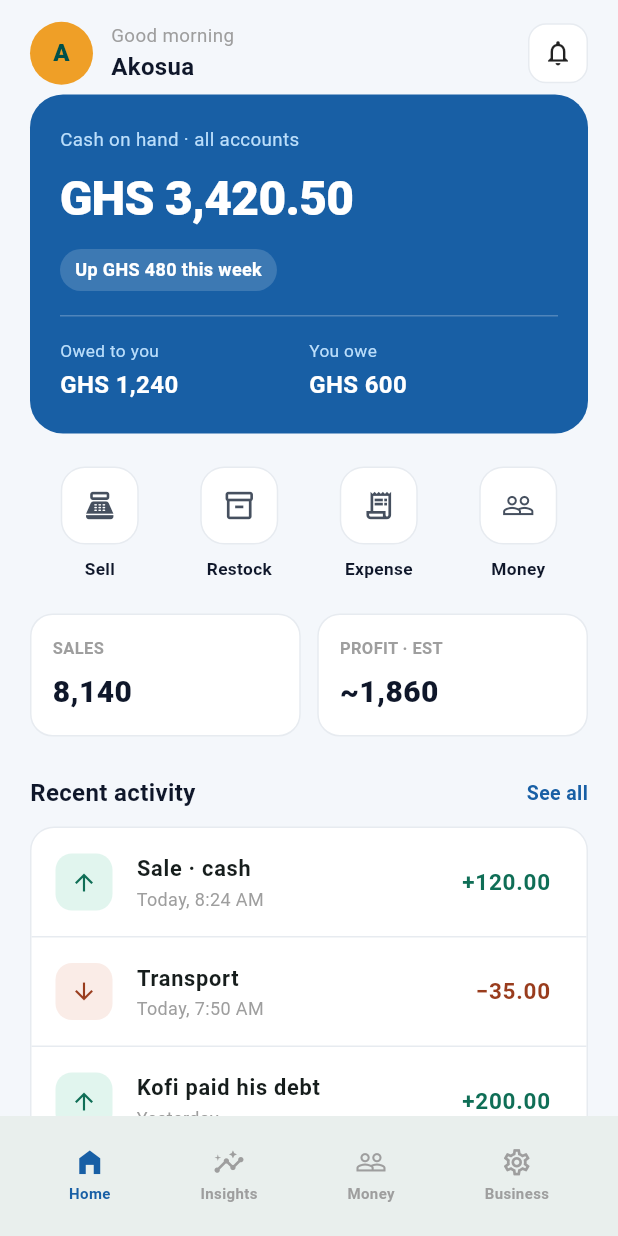
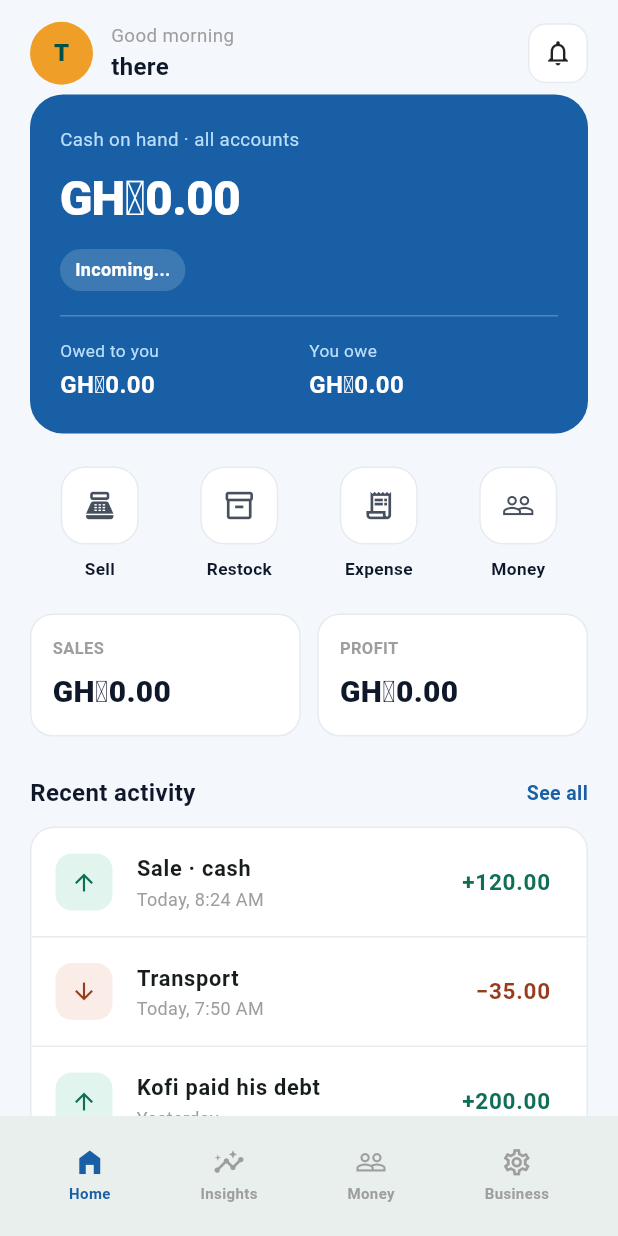
Before and after one commit to FelixAmofahDev/FinMind, a Flutter app: the DashboardPage screen opened by its route, on a phone screen of 412 x 824 dp. Run offline on Flutter 3.47's test engine with Material 3 defaults, Android fonts, the light colour scheme and no system bars; our stand-ins replace connectivity_plus, dio, flutter_riverpod, flutter_secure_storage, shared_preferences; accounts and stored records are empty; network calls fail.

Commit message:
dashboard cards upadted

```diff
--- a/lib/features/dashboard/presentation/pages/home_page.dart
+++ b/lib/features/dashboard/presentation/pages/home_page.dart
@@ -5,10 +5,6 @@ import 'package:finmind/features/dashboard/presentation/widgets/reports_card.dar
 import 'package:finmind/features/dashboard/presentation/widgets/stats_card.dart';
 import 'package:flutter/material.dart';
 
-/// The home screen shown when the dashboard's "Home" tab is selected.
-/// Aggregates the greeting, cash-position hero, quick actions, this-month
-/// stats and recent activity. The bottom navigation is owned by the
-/// [DashboardPage] shell.
 class HomePage extends StatelessWidget {
   const HomePage({super.key});
 
@@ -17,18 +13,18 @@ class HomePage extends StatelessWidget {
     return SafeArea(
       child: ListView(
         padding: const EdgeInsets.only(bottom: 24),
-        children: const [
+        children: [
           DashboardHeader(),
-          SizedBox(height: 6),
+          const SizedBox(height: 6),
           ReportCard(),
-          SizedBox(height: 18),
+          const SizedBox(height: 18),
           QuickActionsGrid(),
-          SizedBox(height: 18),
+          const SizedBox(height: 18),
           StatCardsRow(),
-          SizedBox(height: 20),
-          _SectionHeader(title: 'Recent activity', actionLabel: 'See all'),
-          ActivityListCard(),
-          SizedBox(height: 12),
+          const SizedBox(height: 20),
+          const _SectionHeader(title: 'Recent activity', actionLabel: 'See all'),
+          const ActivityListCard(),
+          const SizedBox(height: 12),
         ],
       ),
     );
--- a/lib/features/dashboard/presentation/widgets/header.dart
+++ b/lib/features/dashboard/presentation/widgets/header.dart
@@ -1,36 +1,51 @@
 import 'package:flutter/material.dart';
+import 'package:flutter_riverpod/flutter_riverpod.dart';
 
+import '../../../../features/auth/presentation/providers/auth_provider.dart';
 
-class DashboardHeader extends StatelessWidget {
+class DashboardHeader extends ConsumerWidget {
   const DashboardHeader({super.key});
 
   @override
-  Widget build(BuildContext context) {
+  Widget build(BuildContext context, WidgetRef ref) {
+    final authState = ref.watch(authProvider);
+    final user = authState.value?.user;
+    final ownerName = user?.fullName.trim();
+    final displayName = ownerName != null && ownerName.isNotEmpty
+        ? ownerName.split(' ').first
+        : 'there';
+
+    final hour = DateTime.now().hour;
+    final greeting = hour < 12
+        ? 'Good morning'
+        : hour < 17
+            ? 'Good afternoon'
+            : 'Good evening';
+
     return Padding(
       padding: const EdgeInsets.fromLTRB(20, 14, 20, 0),
       child: Row(
         children: [
-          // TODO: replace with real avatar (initials / photo)
-          const CircleAvatar(
+          CircleAvatar(
             radius: 21,
-            backgroundColor: Color(0xFFEF9F27),
-            child: Text('A', style: TextStyle(fontWeight: FontWeight.w800)),
+            backgroundColor: const Color(0xFFEF9F27),
+            child: Text(
+              displayName.isNotEmpty ? displayName[0].toUpperCase() : '?',
+              style: const TextStyle(fontWeight: FontWeight.w800),
+            ),
           ),
           const SizedBox(width: 12),
           Expanded(
             child: Column(
               crossAxisAlignment: CrossAxisAlignment.start,
               children: [
-                // TODO: dynamic greeting ("Good morning" / afternoon / evening)
-                Text('Good morning',
+                Text(greeting,
                     style: TextStyle(fontSize: 12.5, color: Colors.grey.shade500)),
-                // TODO: bind to signed-in user's name
-                 Text('Akosua',
-                    style: TextStyle(fontSize: 16, fontWeight: FontWeight.w700)),
+                Text(displayName,
+                    style: const TextStyle(fontSize: 16, fontWeight: FontWeight.w700)),
               ],
             ),
           ),
-          // TODO: wrap with unread-count badge / onTap -> notifications
           Container(
             width: 40,
             height: 40,
--- a/lib/features/dashboard/presentation/widgets/reports_card.dart
+++ b/lib/features/dashboard/presentation/widgets/reports_card.dart
@@ -1,14 +1,27 @@
 import 'package:flutter/material.dart';
+import 'package:flutter_riverpod/flutter_riverpod.dart';
+import 'package:finmind/shared/extensions/num_extensions.dart';
+import '../../../../features/debtors/presentation/providers/debtors_provider.dart';
+import '../../../../features/creditors/presentation/providers/creditors_provider.dart';
+import '../../../../features/reports/presentation/providers/reports_provider.dart';
 
-
-
-
-
-class ReportCard extends StatelessWidget {
+class ReportCard extends ConsumerWidget {
   const ReportCard({super.key});
 
   @override
-  Widget build(BuildContext context) {
+  Widget build(BuildContext context, WidgetRef ref) {
+    final cashState = ref.watch(cashPositionControllerProvider);
+    final debtorsState = ref.watch(debtorsSummaryControllerProvider);
+    final creditorsState = ref.watch(creditorsSummaryControllerProvider);
+
+    final cashTotal = cashState.value?.total ?? 0;
+    final owedToYou = debtorsState.value?.totalOutstanding ?? 0;
+    final youOwe = creditorsState.value?.totalOutstanding ?? 0;
+
+    final cashText = cashTotal.toCurrency();
+    final owedText = owedToYou.toCurrency();
+    final oweText = youOwe.toCurrency();
+
     return Container(
       margin: const EdgeInsets.symmetric(horizontal: 20),
       padding: const EdgeInsets.all(20),
@@ -19,36 +32,32 @@ class ReportCard extends StatelessWidget {
       child: Column(
         crossAxisAlignment: CrossAxisAlignment.start,
         children: [
-          // TODO: label for the primary metric
           Text('Cash on hand · all accounts',
               style: TextStyle(fontSize: 12.5, color: Colors.blue.shade100)),
           const SizedBox(height: 6),
-          // TODO: bind to real amount (format with your currency helper)
-          const Text('GHS 3,420.50',
-              style: TextStyle(
+          Text(cashText,
+              style: const TextStyle(
                   fontSize: 32,
                   fontWeight: FontWeight.w800,
                   color: Colors.white,
                   letterSpacing: -0.5)),
           const SizedBox(height: 10),
-          // TODO: trend chip — up/down vs last period
           Container(
             padding: const EdgeInsets.symmetric(horizontal: 10, vertical: 5),
             decoration: BoxDecoration(
               color: Colors.white.withOpacity(0.16),
               borderRadius: BorderRadius.circular(20),
             ),
-            child: const Text('Up GHS 480 this week',
+            child: Text('Incoming...',
                 style: TextStyle(fontSize: 12, color: Colors.white, fontWeight: FontWeight.w600)),
           ),
           const SizedBox(height: 16),
           const Divider(color: Colors.white24, height: 1),
           const SizedBox(height: 14),
-          // TODO: 2-column split under the hero (e.g. owed to you / you owe)
           Row(
-            children: const [
-              Expanded(child: _HeroSplitItem(label: 'Owed to you', value: 'GHS 1,240')),
-              Expanded(child: _HeroSplitItem(label: 'You owe', value: 'GHS 600')),
+            children: [
+              Expanded(child: _HeroSplitItem(label: 'Owed to you', value: owedText)),
+              Expanded(child: _HeroSplitItem(label: 'You owe', value: oweText)),
             ],
           ),
         ],
--- a/lib/features/dashboard/presentation/widgets/stats_card.dart
+++ b/lib/features/dashboard/presentation/widgets/stats_card.dart
@@ -1,18 +1,25 @@
 import 'package:flutter/material.dart';
+import 'package:flutter_riverpod/flutter_riverpod.dart';
+import 'package:finmind/shared/extensions/num_extensions.dart';
+import '../../../../features/reports/presentation/providers/reports_provider.dart';
 
-
-class StatCardsRow extends StatelessWidget {
+class StatCardsRow extends ConsumerWidget {
   const StatCardsRow({super.key});
 
   @override
-  Widget build(BuildContext context) {
+  Widget build(BuildContext context, WidgetRef ref) {
+    final profitState = ref.watch(profitLossControllerProvider);
+
+    final sales = profitState.value?.revenue ?? 0;
+    final profit = profitState.value?.netProfit ?? 0;
+
     return Padding(
       padding: const EdgeInsets.symmetric(horizontal: 20),
       child: Row(
-        children: const [
-          Expanded(child: _StatCard(label: 'Sales', value: '8,140')),
-          SizedBox(width: 11),
-          Expanded(child: _StatCard(label: 'Profit · est', value: '~1,860')),
+        children: [
+          Expanded(child: _StatCard(label: 'Sales', value: sales.toCurrency())),
+          const SizedBox(width: 11),
+          Expanded(child: _StatCard(label: 'Profit', value: profit.toCurrency())),
         ],
       ),
     );
```
